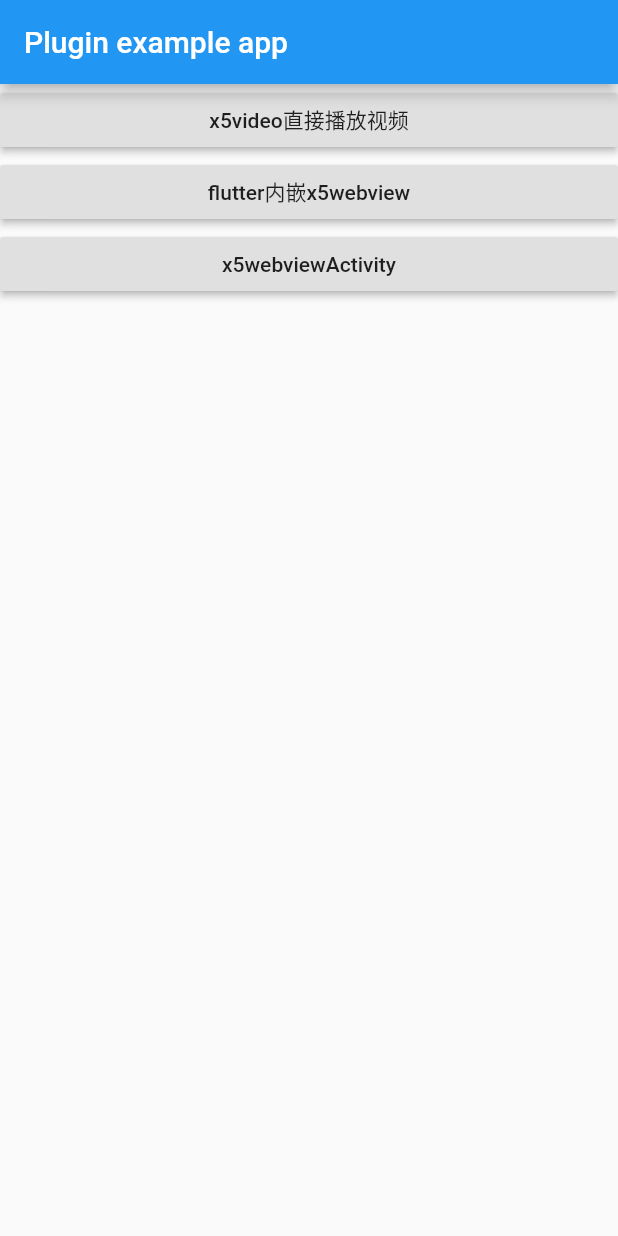
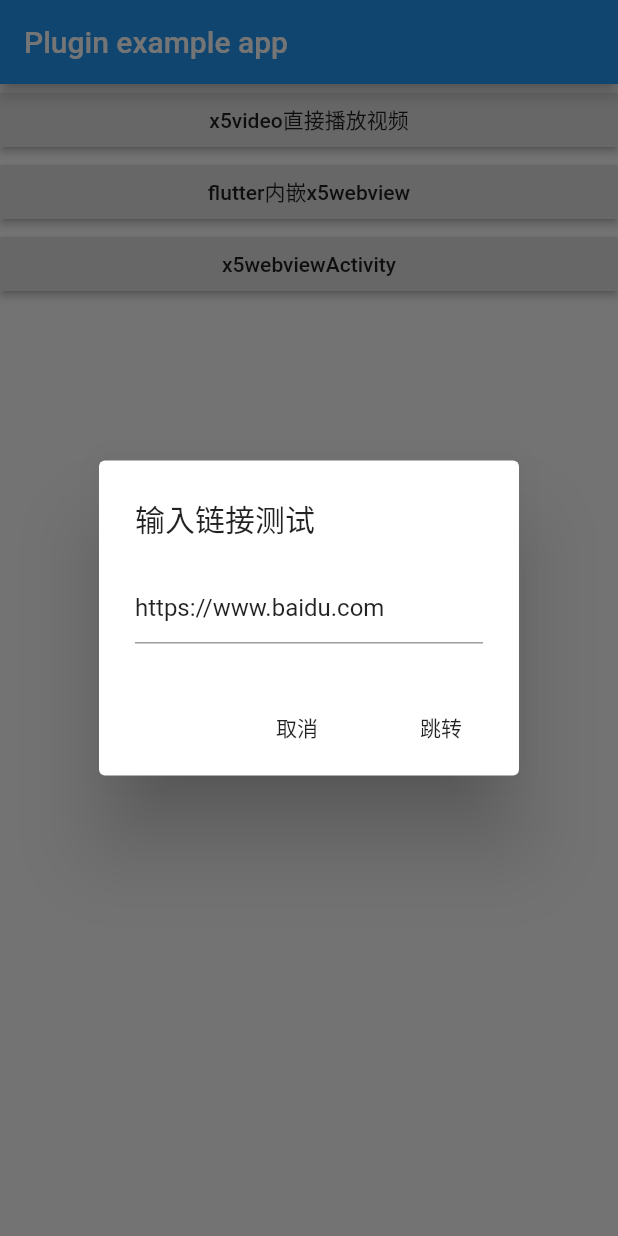
Before and after one commit to VenusCao/x5_webview_flutter, a Flutter app: the screen it shows after launch, after a tap on "x5webviewActivity", on a phone screen of 412 x 824 dp. Run offline on Flutter 3.47's test engine with Material 2 defaults, Android fonts, the phone set to English and light mode, and no system bars.

Commit message:
修复错误，优化示例程序

```diff
--- a/example/lib/main.dart
+++ b/example/lib/main.dart
@@ -5,8 +5,8 @@
 import 'demo.dart';
 
 void main() async {
-  var isOK=await X5Sdk.init();
-  print(isOK?"X5内核成功加载":"X5内核加载失败");
+  var isOK = await X5Sdk.init();
+  print(isOK ? "X5内核成功加载" : "X5内核加载失败");
   runApp(MyApp());
 }
 
@@ -46,8 +46,12 @@
                 onPressed: () async {
                   var canUseTbsPlayer = await X5Sdk.canUseTbsPlayer();
                   if (canUseTbsPlayer) {
-                    await X5Sdk.openVideo(
-                        "https://ifeng.com-l-ifeng.com/20180528/7391_46b6cf3b/index.m3u8");
+                    showInputDialog(
+                        onConfirm: (url) async {
+                          await X5Sdk.openVideo(url);
+                        },
+                        defaultText:
+                            "https://youku.com-l-youku.com/20181221/5625_d9733a43/index.m3u8");
                   } else {
                     print("x5Video不可用");
                   }
@@ -63,9 +67,12 @@
                 child: Text("flutter内嵌x5webview")),
             RaisedButton(
                 onPressed: () async {
-                  X5Sdk.openWebActivity(
-                      "https://www.baidu.com",
-                      title: "web页面");
+                  showInputDialog(
+                      onConfirm: (url) async {
+                        await X5Sdk.openWebActivity("https://www.baidu.com",
+                            title: "web页面");
+                      },
+                      defaultText: "https://www.baidu.com");
                 },
                 child: Text("x5webviewActivity")),
           ],
@@ -73,4 +80,33 @@
       ),
     );
   }
+
+  void showInputDialog(
+      {@required ConfirmCallBack onConfirm, String defaultText = ""}) {
+    final _controller = TextEditingController(text: defaultText);
+    showDialog(
+        context: context,
+        builder: (context) {
+          return AlertDialog(
+            title: Text("输入链接测试"),
+            content: TextField(
+              controller: _controller,
+            ),
+            actions: <Widget>[
+              FlatButton(
+                  onPressed: () {
+                    Navigator.pop(context);
+                  },
+                  child: Text("取消")),
+              FlatButton(
+                  onPressed: () async {
+                    onConfirm(_controller.text);
+                  },
+                  child: Text("跳转"))
+            ],
+          );
+        });
+  }
 }
+
+typedef ConfirmCallBack = Function(String url);
```
Also changed, not shown: example/lib/demo.dart (+8 -3 lines), 3 other files.
